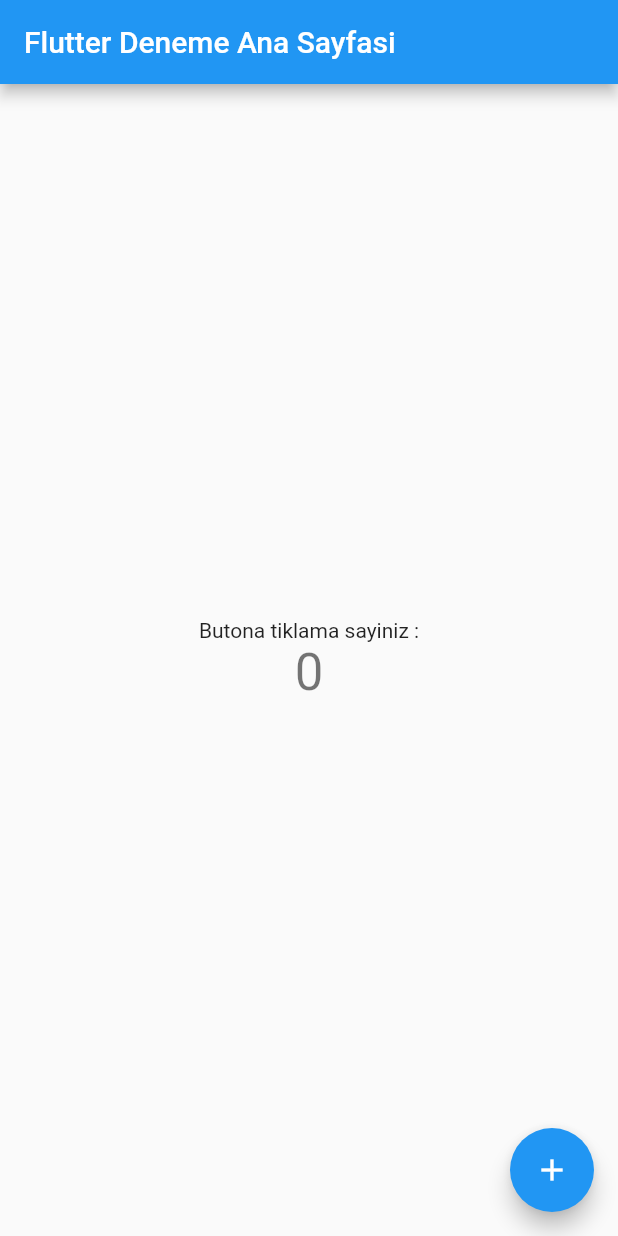
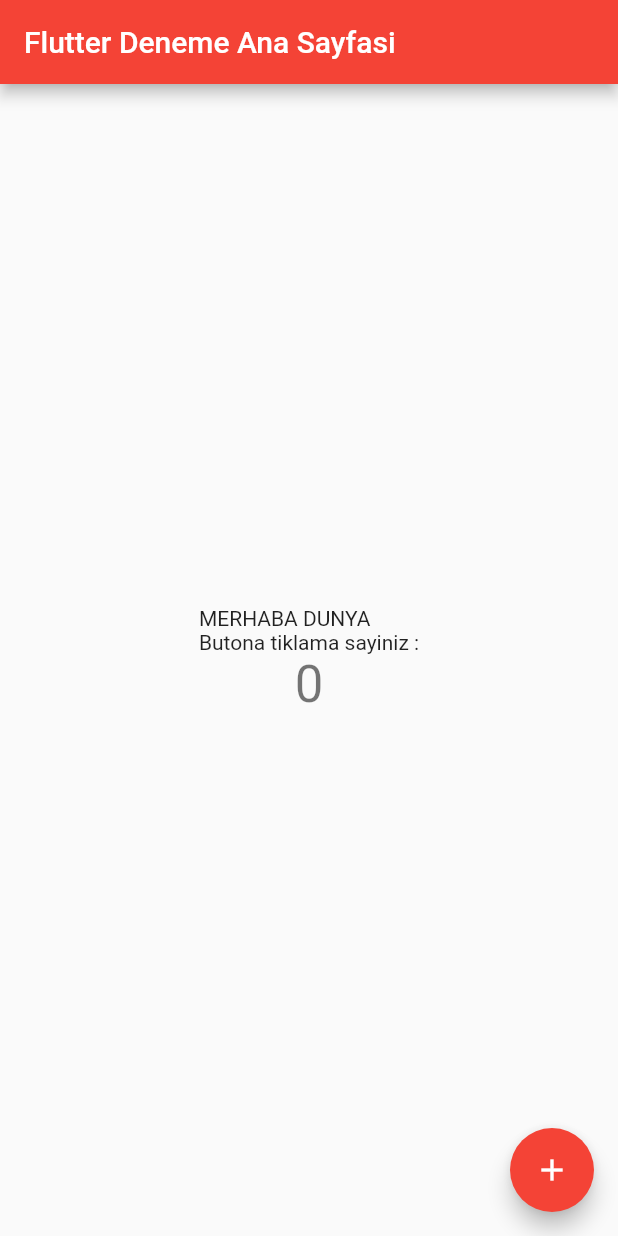
Before and after one commit to SevdanurGENC/flutter_app_89, a Flutter app: the screen it shows after launch, on a phone screen of 412 x 824 dp. Run offline on Flutter 3.47's test engine with Material 2 defaults, Android fonts, the phone set to English and light mode, and no system bars.

Commit message:
ikinci comit

```diff
--- a/lib/main.dart
+++ b/lib/main.dart
@@ -12,7 +12,7 @@ class MyApp extends StatelessWidget {
       title: 'Merhaba',
       theme: ThemeData(
 
-        primarySwatch: Colors.blue,
+        primarySwatch: Colors.red,
 
         visualDensity: VisualDensity.adaptivePlatformDensity,
       ),
@@ -54,7 +54,7 @@ class _MyHomePageState extends State<MyHomePage> {
           mainAxisAlignment: MainAxisAlignment.center,
           children: <Widget>[
             Text(
-              'Butona tiklama sayiniz :',
+              'MERHABA DUNYA \nButona tiklama sayiniz :',
             ),
             Text(
               '$_counter',
```
